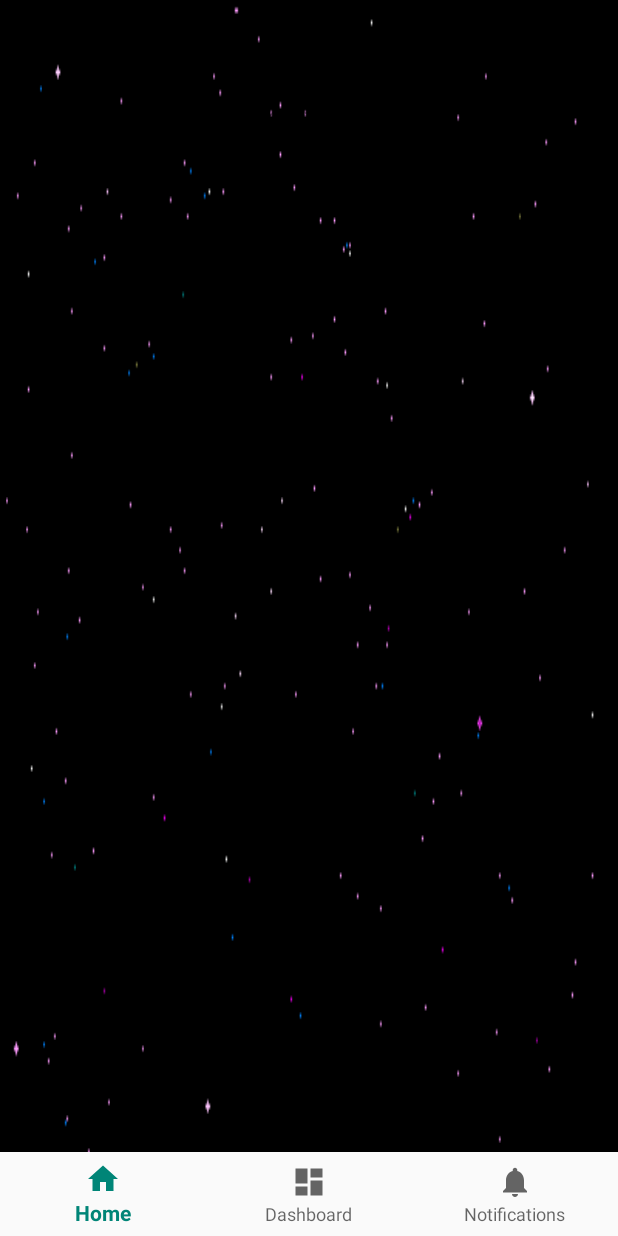
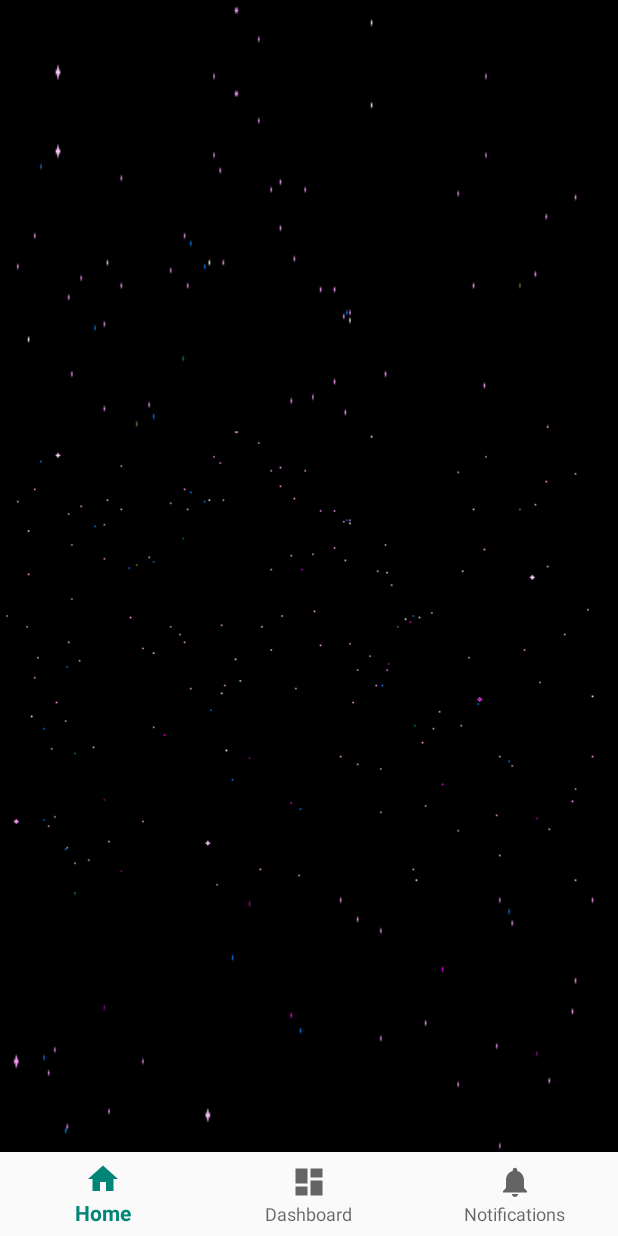
Before and after one commit to LilJohny/EEGBluetoothApp, an Android app: the screen it shows after launch (EntryActivity), on a phone screen of 412 x 824 dp. Run offline under Robolectric (Android 15) with nearby library versions, the phone set to English and light mode, and no system bars; our stand-ins replace navigation-ui; libraries missing offline, so code that uses them is left out: com.polidea.rxandroidble2; 2 statements that could not run were skipped.

Commit message:
Added background

```diff
--- a/app/build.gradle
+++ b/app/build.gradle
@@ -48,4 +48,6 @@ dependencies {
     implementation 'com.jjoe64:graphview:4.2.2'
     implementation 'androidx.navigation:navigation-fragment-ktx:2.2.0-rc04'
     implementation 'androidx.navigation:navigation-ui-ktx:2.2.0-rc04'
+    implementation 'pl.droidsonroids.gif:android-gif-drawable:1.2.19'
+
 }
--- a/app/src/main/res/layout/activity_entry.xml
+++ b/app/src/main/res/layout/activity_entry.xml
@@ -19,6 +19,13 @@
         app:layout_constraintRight_toRightOf="parent"
         app:menu="@menu/bottom_nav_menu" />
 
+    <pl.droidsonroids.gif.GifImageView
+        android:layout_width="match_parent"
+        android:layout_height="match_parent"
+        android:src="@drawable/background"
+        android:background="@drawable/background"
+        />
+
     <fragment
         android:id="@+id/nav_host_fragment"
         android:name="androidx.navigation.fragment.NavHostFragment"
--- a/build.gradle
+++ b/build.gradle
@@ -5,6 +5,7 @@ buildscript {
     repositories {
         google()
         jcenter()
+        mavenCentral()
 
     }
     dependencies {
@@ -19,6 +20,7 @@ allprojects {
     repositories {
         google()
         jcenter()
+        mavenCentral()
 
 
     }
```
